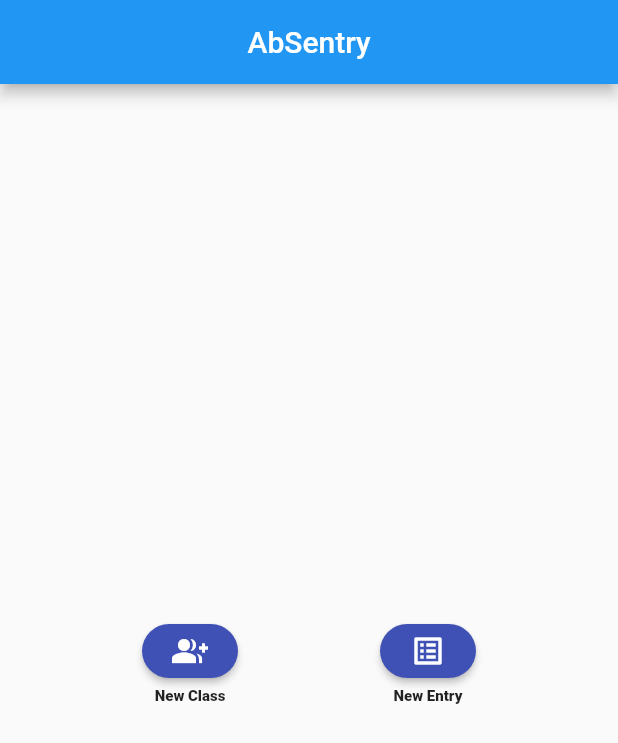
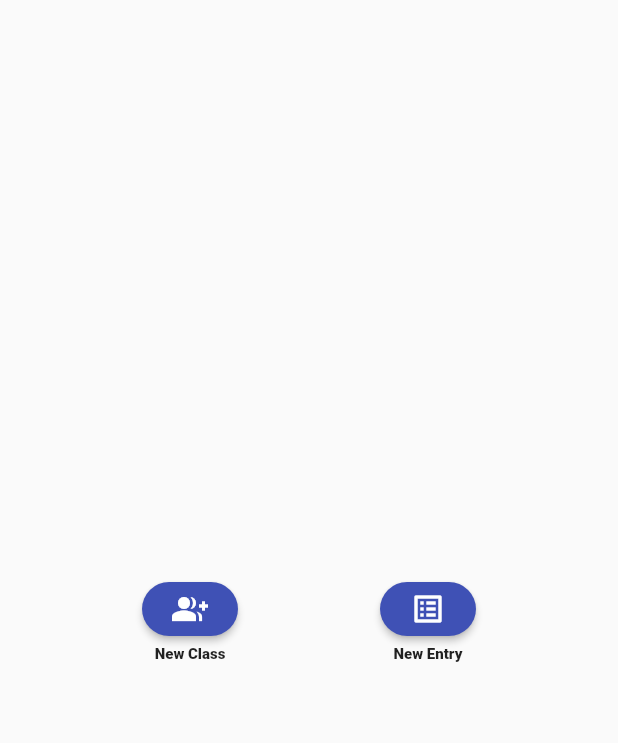
Before and after one commit to Morne-le-Roux/AbSentry, a Flutter app: the screen it shows after launch, on a phone screen of 412 x 824 dp. Shown: the top 743 px of the screen. Run offline on Flutter 3.47's test engine with Material 2 defaults, Android fonts, the phone set to English and light mode, and no system bars; our stand-ins replace animated_splash_screen, lottie, page_transition.

Commit message:
Removed Appbar

```diff
--- a/lib/home.dart
+++ b/lib/home.dart
@@ -9,11 +9,6 @@ class HomeScreen extends StatelessWidget {
   @override
   Widget build(BuildContext context) {
     return Scaffold(
-      appBar: AppBar(
-        title: Center(
-          child: Text("AbSentry"),
-        ),
-      ),
       body: Column(
         mainAxisAlignment: MainAxisAlignment.spaceEvenly,
         children: [
```
